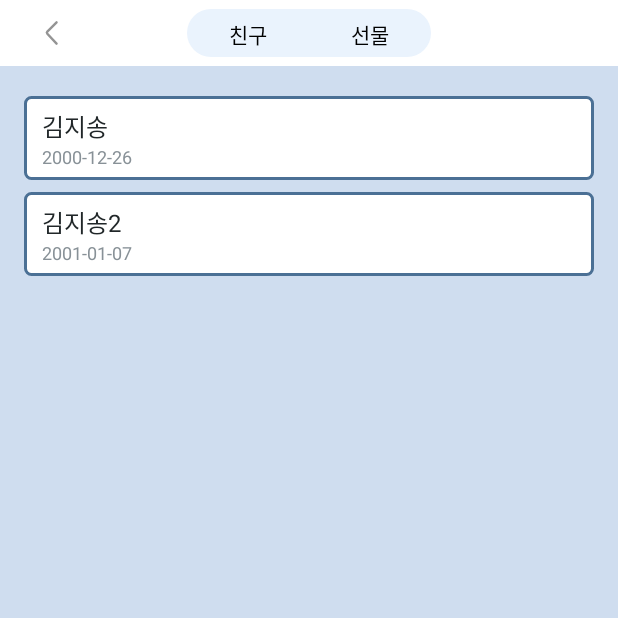
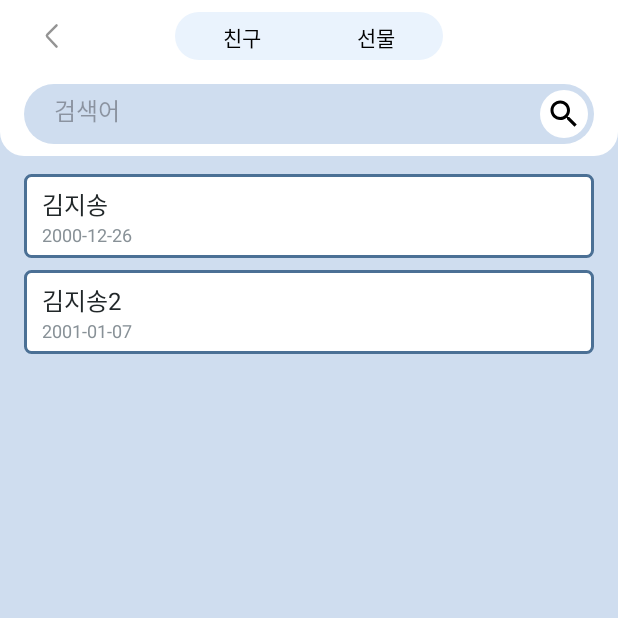
Before and after one commit to umc-hackathon-team-r/BondingWizards_AOS, an Android app: the screen it shows after launch (MainActivity), after a tap on "친구", on a phone screen of 412 x 824 dp, the top half of it. Run offline under Robolectric (Android 15) with nearby library versions, the phone set to English and light mode, and no system bars; our stand-ins replace Dagger/Hilt's generated code, data binding; libraries missing offline, so code that uses them is left out: com.gun0912.tedpermission; 2 statements that could not run were skipped; 1 other tap on this screen came first.

Commit message:
[add] friend List 검색 화면 구현

```diff
--- /dev/null
+++ b/app/src/main/res/drawable/ic_search.xml
@@ -0,0 +1,5 @@
+<vector android:height="24dp" android:tint="#000000"
+    android:viewportHeight="24" android:viewportWidth="24"
+    android:width="24dp" xmlns:android="http://schemas.android.com/apk/res/android">
+    <path android:fillColor="@android:color/white" android:pathData="M15.5,14h-0.79l-0.28,-0.27C15.41,12.59 16,11.11 16,9.5 16,5.91 13.09,3 9.5,3S3,5.91 3,9.5 5.91,16 9.5,16c1.61,0 3.09,-0.59 4.23,-1.57l0.27,0.28v0.79l5,4.99L20.49,19l-4.99,-5zM9.5,14C7.01,14 5,11.99 5,9.5S7.01,5 9.5,5 14,7.01 14,9.5 11.99,14 9.5,14z"/>
+</vector>
--- /dev/null
+++ b/app/src/main/res/drawable/shape_bottom_corner.xml
@@ -0,0 +1,5 @@
+<?xml version="1.0" encoding="utf-8"?>
+<shape xmlns:android="http://schemas.android.com/apk/res/android">
+    <corners android:bottomLeftRadius="16dp"
+        android:bottomRightRadius="16dp"/>
+</shape>
--- a/app/src/main/res/layout/fragment_friend_list.xml
+++ b/app/src/main/res/layout/fragment_friend_list.xml
@@ -11,15 +11,62 @@
     <androidx.constraintlayout.widget.ConstraintLayout
         android:layout_width="match_parent"
         android:layout_height="match_parent"
-        android:paddingVertical="16dp"
-        android:paddingHorizontal="8dp"
+        android:paddingBottom="16dp"
         android:background="@color/sub">
+
+        <androidx.constraintlayout.widget.ConstraintLayout
+            android:id="@+id/section_search"
+            android:layout_width="match_parent"
+            android:layout_height="56dp"
+            android:background="@drawable/shape_bottom_corner"
+            android:backgroundTint="@color/white"
+            app:layout_constraintTop_toTopOf="parent" >
+
+            <androidx.constraintlayout.widget.ConstraintLayout
+                android:layout_width="match_parent"
+                android:layout_height="40dp"
+                android:layout_marginVertical="8dp"
+                android:layout_marginHorizontal="16dp"
+                android:background="@drawable/shape_line_btn_round_20"
+                android:backgroundTint="@color/sub"
+                app:layout_constraintBottom_toBottomOf="parent">
+
+                <androidx.constraintlayout.utils.widget.ImageFilterView
+                    android:id="@+id/btn_search"
+                    android:layout_width="32dp"
+                    android:layout_height="32dp"
+                    android:layout_marginEnd="4dp"
+                    android:padding="4dp"
+                    android:background="@drawable/shape_line_btn_round_20"
+                    android:backgroundTint="@color/white"
+                    android:src="@drawable/ic_search"
+                    app:layout_constraintBottom_toBottomOf="parent"
+                    app:layout_constraintTop_toTopOf="parent"
+                    app:layout_constraintEnd_toEndOf="parent"/>
+
+                <EditText
+                    android:layout_width="0dp"
+                    android:layout_height="match_parent"
+                    android:layout_marginHorizontal="16dp"
+                    android:backgroundTint="@android:color/transparent"
+                    android:hint="검색어"
+                    android:textSize="@dimen/text_xl"
+                    app:layout_constraintTop_toTopOf="parent"
+                    app:layout_constraintBottom_toBottomOf="parent"
+                    app:layout_constraintStart_toStartOf="parent"
+                    app:layout_constraintEnd_toStartOf="@+id/btn_search"
+                    />
+
+            </androidx.constraintlayout.widget.ConstraintLayout>
+        </androidx.constraintlayout.widget.ConstraintLayout>
 
         <androidx.recyclerview.widget.RecyclerView
             android:id="@+id/rv_friend_list"
             android:layout_width="match_parent"
             android:layout_height="wrap_content"
-            app:layout_constraintTop_toTopOf="parent"/>
+            android:paddingHorizontal="8dp"
+            android:layout_marginTop="8dp"
+            app:layout_constraintTop_toBottomOf="@id/section_search"/>
 
     </androidx.constraintlayout.widget.ConstraintLayout>
 </layout>
--- a/app/src/main/res/layout/fragment_list.xml
+++ b/app/src/main/res/layout/fragment_list.xml
@@ -17,7 +17,7 @@
         <androidx.constraintlayout.widget.ConstraintLayout
             android:id="@+id/tab_list"
             android:layout_width="match_parent"
-            android:layout_height="@dimen/toolbar_height"
+            android:layout_height="48dp"
             android:paddingHorizontal="24dp"
             android:background="@color/white"
             app:layout_constraintTop_toTopOf="parent">
@@ -34,7 +34,7 @@
             <androidx.constraintlayout.widget.ConstraintLayout
                 android:layout_width="wrap_content"
                 android:layout_height="match_parent"
-                android:layout_marginVertical="6dp"
+                android:layout_marginVertical="8dp"
                 android:paddingVertical="2dp"
                 android:background="@drawable/shape_line_btn_round_20"
                 android:backgroundTint="@color/sub2"
@@ -47,7 +47,7 @@
                     android:layout_height="wrap_content"
                     android:text="친구"
                     android:textColor="@{list.listState == ListItem.FRIEND ? @color/black : @color/black}"
-                    android:paddingHorizontal="24dp"
+                    android:paddingHorizontal="28dp"
                     android:paddingVertical="4dp"
                     android:layout_marginHorizontal="4dp"
                     android:background="@drawable/shape_line_btn_round_20"
@@ -63,7 +63,7 @@
                     android:layout_height="wrap_content"
                     android:text="선물"
                     android:textColor="@{list.listState == ListItem.PRESENT ? @color/black : @color/black}"
-                    android:paddingHorizontal="24dp"
+                    android:paddingHorizontal="28dp"
                     android:paddingVertical="4dp"
                     android:layout_marginHorizontal="4dp"
                     android:background="@drawable/shape_line_btn_round_20"
```
